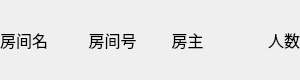
Old version of the form roomitem.ui in the repository liushuai0417/ThreeKingdom_Kill.
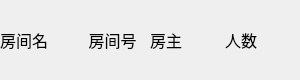
New version of the form.

What changed in the file:
```diff
--- a/roomitem.ui
+++ b/roomitem.ui
@@ -144,7 +144,7 @@
             <string>房主</string>
            </property>
            <property name="alignment">
-            <set>Qt::AlignCenter</set>
+            <set>Qt::AlignLeading|Qt::AlignLeft|Qt::AlignVCenter</set>
            </property>
           </widget>
          </item>
@@ -160,7 +160,7 @@
             <string>人数</string>
            </property>
            <property name="alignment">
-            <set>Qt::AlignRight|Qt::AlignTrailing|Qt::AlignVCenter</set>
+            <set>Qt::AlignLeading|Qt::AlignLeft|Qt::AlignVCenter</set>
            </property>
           </widget>
          </item>
```
